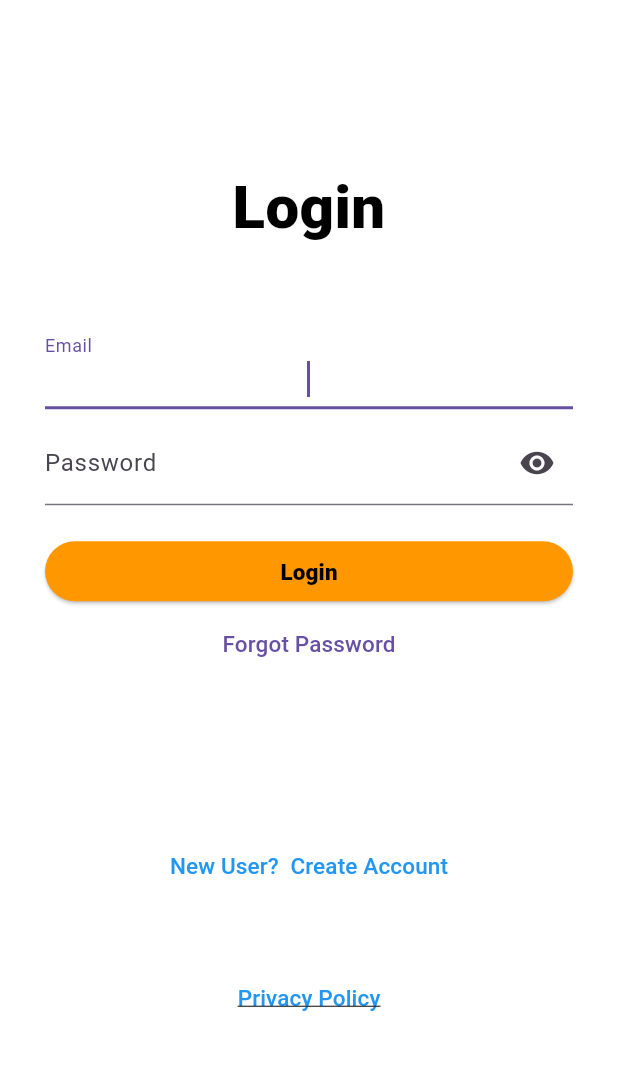
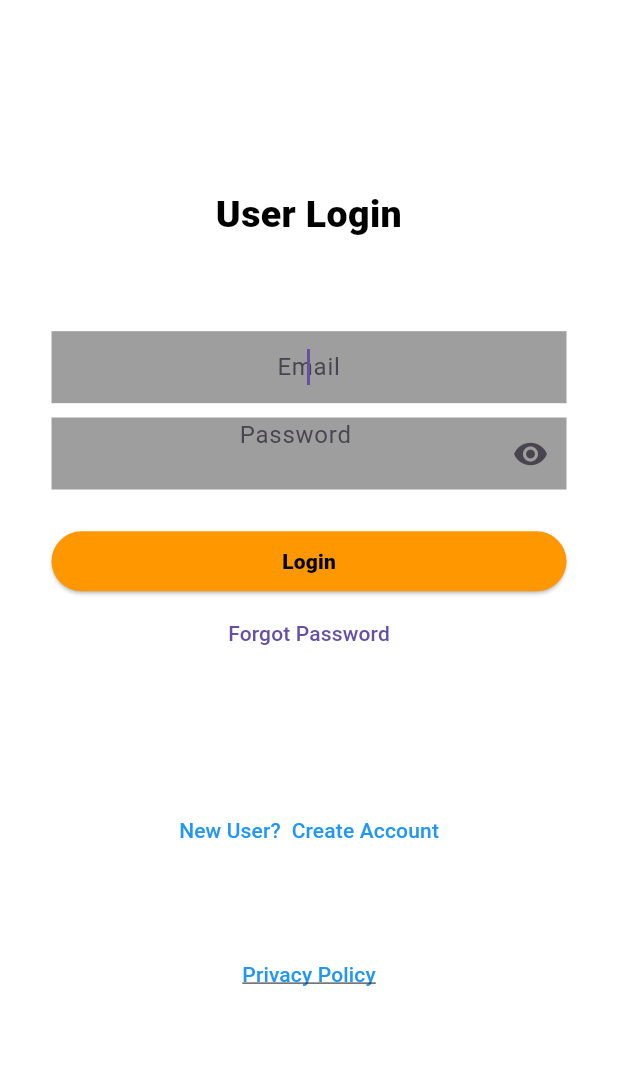
Before and after one commit to nathan-kane/deal_diligence, a Flutter app: the screen it shows after launch, on a phone screen of 412 x 824 dp, the part 61-1131 px from its top. Run offline on Flutter 3.47's test engine with Material 3 defaults, Android fonts, the phone set to English and light mode, and no system bars; our stand-ins replace cloud_firestore, dartz, equatable, firebase_auth, firebase_core, flutter_credit_card and 12 more; missing offline and left inert: add_2_calendar, flutter_stripe, googleapis; accounts and stored records are empty.

Commit message:
Added responsive UI to all of the files that needed it.

```diff
--- a/lib/main.dart
+++ b/lib/main.dart
@@ -9,6 +9,7 @@ import 'package:deal_diligence/screens/login_screen.dart';
 import 'package:firebase_core/firebase_core.dart';
 import 'package:flutter/material.dart';
 import 'package:flutter_riverpod/flutter_riverpod.dart';
+import 'package:flutter_screenutil/flutter_screenutil.dart';
 import 'package:flutter_stripe/flutter_stripe.dart';
 import 'package:flutter_dotenv/flutter_dotenv.dart';
 
@@ -37,11 +38,13 @@ class DealDiligence extends StatelessWidget {
 
   @override
   Widget build(BuildContext context) {
-    return MaterialApp(
-      debugShowCheckedModeBanner: false,
-      home: const LoginScreen(),
-                  navigatorKey: rootNavigatorKey,
+    return ScreenUtilInit(
+      child: MaterialApp(
+        debugShowCheckedModeBanner: false,
+        home: const LoginScreen(),
+                    navigatorKey: rootNavigatorKey,
 
+      ),
     );
   }
 }
--- a/lib/screens/add_event_screen.dart
+++ b/lib/screens/add_event_screen.dart
@@ -18,6 +18,7 @@ import 'package:deal_diligence/screens/appointment_calendar.dart';
 import 'package:deal_diligence/screens/widgets/add_all_calendars.dart';
 import 'package:flutter/material.dart';
 import 'package:flutter_riverpod/flutter_riverpod.dart';
+import 'package:flutter_screenutil/flutter_screenutil.dart';
 import 'package:intl/intl.dart';
 
 String? currentEventId = "";
@@ -163,7 +164,7 @@ class _AddEventScreenState extends ConsumerState<AddEventScreen> {
       body: SafeArea(
         child: SingleChildScrollView(
           child: Padding(
-            padding: const EdgeInsets.all(20.0),
+            padding: EdgeInsets.symmetric(horizontal: 30.sp),
             child: Column(
               children: <Widget>[
                 const Text(
--- a/lib/screens/company_screen.dart
+++ b/lib/screens/company_screen.dart
@@ -17,6 +17,7 @@ import 'package:deal_diligence/screens/main_screen.dart';
 import 'package:deal_diligence/screens/user_profile_screen.dart';
 import 'package:flutter/material.dart';
 import 'package:flutter_riverpod/flutter_riverpod.dart';
+import 'package:flutter_screenutil/flutter_screenutil.dart';
 import 'package:mask_text_input_formatter/mask_text_input_formatter.dart';
 
 final companyRef = FirebaseFirestore.instance.collection(('company'));
@@ -174,7 +175,7 @@ class _CompanyScreenState extends ConsumerState<CompanyScreen> {
       body: SafeArea(
         child: SingleChildScrollView(
           child: Padding(
-            padding: const EdgeInsets.all(20.0),
+            padding: EdgeInsets.symmetric(horizontal: 30.sp),
             child: Column(
               children: <Widget>[
                 const Text(
--- a/lib/screens/list_of_clients.dart
+++ b/lib/screens/list_of_clients.dart
@@ -14,6 +14,7 @@ import 'package:deal_diligence/constants.dart' as constants;
 import 'package:deal_diligence/screens/client_profile_screen.dart';
 import 'package:flutter/material.dart';
 import 'package:flutter_riverpod/flutter_riverpod.dart';
+import 'package:flutter_screenutil/flutter_screenutil.dart';
 
 final FirestoreService firestoreService = FirestoreService();
 
@@ -43,7 +44,7 @@ class _ClientsScreenState extends ConsumerState<ListOfClientsScreen> {
                         itemCount: snapshot.data?.size,
                         itemBuilder: (context, index) {
                           return Padding(
-                            padding: const EdgeInsets.all(8.0),
+                            padding: EdgeInsets.symmetric(horizontal: 30.sp),
                             child: ListTile(
                               isThreeLine: true,
                               title: Row(
--- a/lib/screens/login_screen.dart
+++ b/lib/screens/login_screen.dart
@@ -18,6 +18,7 @@ import 'package:deal_diligence/screens/widgets/my_appbar.dart';
 import 'package:firebase_auth/firebase_auth.dart';
 import 'package:flutter/material.dart';
 import 'package:flutter_riverpod/flutter_riverpod.dart';
+import 'package:flutter_screenutil/flutter_screenutil.dart';
 import 'package:url_launcher/url_launcher.dart';
 
 final usersRef = FirebaseFirestore.instance.collection('users');
@@ -243,47 +244,58 @@ class _LoginScreenState extends ConsumerState<LoginScreen> {
       resizeToAvoidBottomInset: false, // This fixes the keyboard white space
       body: SafeArea(
         child: Padding(
-          padding: const EdgeInsets.only(left: 30, right: 30),
+          padding: EdgeInsets.symmetric(horizontal: 30.sp, vertical: 0.sp),
           child: Column(
             mainAxisSize: MainAxisSize.max,
             mainAxisAlignment: MainAxisAlignment.center,
             crossAxisAlignment: CrossAxisAlignment.stretch,
             children: <Widget>[
               const Text(
-                'Login',
+                'User Login',
                 style: TextStyle(
                   color: Colors.black,
                   fontWeight: FontWeight.w900,
-                  fontSize: 40.0,
+                  fontSize: 25.0,
                 ),
                 textAlign: TextAlign.center,
               ),
-              const SizedBox(
-                height: 50,
+              SizedBox(
+                height: 50.h,
               ),
-              TextField(
+              Container(
+                color: Colors.grey,
+                child: TextField(
+                  //style: TextStyle(fontSize: 12.sp),
                   autofocus: true,
                   keyboardType: TextInputType.emailAddress,
                   textAlign: TextAlign.center,
+                  decoration: InputDecoration(
+                    contentPadding: EdgeInsets.symmetric(horizontal: 10.w),
+                    border: InputBorder.none,
+                    hintText: 'Email',
+                    errorText: loginFail ? 'incorrect email' : null,
+                  ),
                   onChanged: (value) {
                     email = value;
                   },
-                decoration: InputDecoration(
-                  labelText: 'Email',
-                  errorText: loginFail ? 'incorrect email' : null,
                 ),
               ),
-              const SizedBox(
-                height: 8.0,
+              SizedBox(
+                height: 8.h,
               ),
-              TextField(
+              Container(
+                color: Colors.grey,
+                child: TextField(
+                  //style: TextStyle(fontSize: 12.sp),
                   obscureText: passwordVisible,
                   textAlign: TextAlign.center,
                   onChanged: (value) {
                     password = value;
                   },
                   decoration: InputDecoration(
-                  labelText: 'Password',
+                    contentPadding: EdgeInsets.symmetric(horizontal: 30.w),
+                    border: InputBorder.none,
+                    hintText: 'Password',
                     errorText: loginFail ? 'incorrect passwowrd' : null,
                     suffixIcon: IconButton(
                       onPressed: () {
@@ -299,8 +311,9 @@ class _LoginScreenState extends ConsumerState<LoginScreen> {
                     ),
                   ),
                 ),
-              const SizedBox(
-                height: 20.0,
+              ),
+              SizedBox(
+                height: 20.h,
               ),
               ElevatedButton(
                   onPressed: () async {
@@ -393,14 +406,15 @@ class _LoginScreenState extends ConsumerState<LoginScreen> {
                               errorMessage,
                               style: const TextStyle(
                                   color: Colors.black,
+                                  //fontSize: 11.sp,
                                   fontWeight: FontWeight.w900),
                             ),
                           ),
                           behavior: SnackBarBehavior.floating,
                           margin: EdgeInsets.only(
                             bottom: MediaQuery.of(context).size.height - 100,
-                            left: 10,
-                            right: 10,
+                            left: 20.sp,
+                            right: 20.sp,
                           ),
                           backgroundColor: Colors.redAccent,
                         )));
@@ -410,31 +424,30 @@ class _LoginScreenState extends ConsumerState<LoginScreen> {
                   style: ElevatedButton.styleFrom(
                     backgroundColor: Colors.orange,
                     shape: RoundedRectangleBorder(
-                      borderRadius: BorderRadius.circular(50),
+                      borderRadius: BorderRadius.circular(20),
                     ),
                   ),
                   child: const Text(
                     "Login",
                     style: TextStyle(
                         fontWeight: FontWeight.w900,
-                        color: Colors.black,
-                        fontSize: 15),
+                        color: Colors.black),
                   )),
               TextButton(
                 child: const Text(
                   'Forgot Password',
-                  style: TextStyle(fontSize: 15),
+                  //style: TextStyle(fontSize: 10.sp),
                 ),
                 onPressed: () => Navigator.of(context).push(MaterialPageRoute(
                     builder: (context) => const ResetPasswordScreen())),
               ),
-              const SizedBox(
-                height: 100.0,
+              SizedBox(
+                height: 70.h,
               ),
               TextButton(
                 child: const Text(
                   'New User?  Create Account',
-                  style: TextStyle(fontSize: 15, color: Colors.blue),
+                  style: TextStyle(color: Colors.blue),
                 ),
                 // onPressed: () => Navigator.of(context).push(MaterialPageRoute(
                 //     builder: (context) => const AddPaymentViaCard())),
@@ -446,14 +459,14 @@ class _LoginScreenState extends ConsumerState<LoginScreen> {
                       builder: (context) => const UserRegisterScreen()));
                 },
               ),
-              const SizedBox(
-                height: 40,
+              SizedBox(
+                height: 40.h,
               ),
               TextButton(
                 child: const Text(
                   'Privacy Policy',
                   style: TextStyle(
-                      fontSize: 15,
+                      //fontSize: 10.sp,
                       color: Colors.blue,
                       decoration: TextDecoration.underline),
                 ),
--- a/lib/screens/mortgage_calculator.dart
+++ b/lib/screens/mortgage_calculator.dart
@@ -7,6 +7,7 @@
 import 'dart:math';
 
 import 'package:flutter/material.dart';
+import 'package:flutter_screenutil/flutter_screenutil.dart';
 
 class MortgageCalculatorScreen extends StatefulWidget {
   const MortgageCalculatorScreen({super.key});
@@ -33,7 +34,7 @@ class _MortgageCalculatorScreenState extends State<MortgageCalculatorScreen> {
       ),
       body: SafeArea(
         child: Padding(
-          padding: const EdgeInsets.all(16.0),
+          padding: EdgeInsets.symmetric(horizontal: 30.sp),
           child: Column(
             crossAxisAlignment: CrossAxisAlignment.center,
             children: [
--- a/lib/screens/privacy_policy_screen.dart
+++ b/lib/screens/privacy_policy_screen.dart
@@ -1,4 +1,5 @@
 import 'package:flutter/material.dart';
+import 'package:flutter_screenutil/flutter_screenutil.dart';
 
 class PrivacyPolicyScreen extends StatelessWidget {
   const PrivacyPolicyScreen({super.key});
@@ -11,7 +12,7 @@ class PrivacyPolicyScreen extends StatelessWidget {
       ),
       body: SafeArea(
         child: SingleChildScrollView(
-          padding: const EdgeInsets.all(16.0),
+          padding: EdgeInsets.symmetric(horizontal: 30.sp),
           child: Column(
             crossAxisAlignment: CrossAxisAlignment.start,
             children: [
--- a/lib/screens/reset_password.dart
+++ b/lib/screens/reset_password.dart
@@ -12,6 +12,7 @@ import 'package:flutter/material.dart';
 //import 'package:deal_diligence/components/rounded_button.dart';
 // import 'package:deal_diligence/constants.dart';
 import 'package:firebase_auth/firebase_auth.dart';
+import 'package:flutter_screenutil/flutter_screenutil.dart';
 //import 'package:deal_diligence/screens/agent_dash_board.dart';
 // import 'package:cloud_firestore/cloud_firestore.dart';
 // import 'package:firebase_messaging/firebase_messaging.dart';
@@ -37,6 +38,8 @@ class _ResetPasswordScreenState extends State<ResetPasswordScreen> {
       backgroundColor: Colors.white,
       //appBar: CustomAppBar(),
       body: SafeArea(
+        child: Padding(
+          padding: EdgeInsets.symmetric(horizontal: 30.sp),
           child: Column(
             mainAxisAlignment: MainAxisAlignment.center,
             crossAxisAlignment: CrossAxisAlignment.stretch,
@@ -75,6 +78,7 @@ class _ResetPasswordScreenState extends State<ResetPasswordScreen> {
             ],
           ),
         ),
+      ),
     );
   }
 }
--- a/lib/screens/user_profile_screen.dart
+++ b/lib/screens/user_profile_screen.dart
@@ -7,7 +7,7 @@
 // ignore_for_file: no_leading_underscores_for_local_identifiers, use_key_in_widget_constructors
 
 import 'package:cloud_firestore/cloud_firestore.dart';
-import 'package:deal_diligence/Providers/company_provider.dart';
+//import 'package:deal_diligence/Providers/company_provider.dart';
 //import 'dart:io';
 //import 'package:deal_diligence/Providers/company_provider.dart';
 import 'package:deal_diligence/Providers/global_provider.dart';
@@ -20,6 +20,7 @@ import 'package:deal_diligence/screens/main_screen.dart';
 import 'package:firebase_auth/firebase_auth.dart';
 import 'package:flutter/material.dart';
 import 'package:flutter_riverpod/flutter_riverpod.dart';
+import 'package:flutter_screenutil/flutter_screenutil.dart';
 import 'package:google_sign_in/google_sign_in.dart';
 // import 'package:mailer/mailer.dart';
 // import 'package:mailer/smtp_server.dart';
@@ -325,7 +326,7 @@ class _UserProfileScreenState extends ConsumerState<UserProfileScreen> {
       body: SafeArea(
         child: SingleChildScrollView(
           child: Padding(
-            padding: const EdgeInsets.all(20.0),
+            padding: EdgeInsets.symmetric(horizontal: 30.sp),
             child: Column(
               children: <Widget>[
                 const Text(
--- a/lib/screens/user_register_screen.dart
+++ b/lib/screens/user_register_screen.dart
@@ -11,6 +11,7 @@ import 'package:flutter/material.dart';
 //import 'package:firebase_auth/firebase_auth.dart';
 import 'package:deal_diligence/Providers/global_provider.dart';
 import 'package:flutter_riverpod/flutter_riverpod.dart';
+import 'package:flutter_screenutil/flutter_screenutil.dart';
 import 'package:modal_progress_hud_nsn/modal_progress_hud_nsn.dart';
 // import 'package:deal_diligence/screens/verify_email.dart';
 import 'package:deal_diligence/Providers/user_provider.dart';
@@ -83,7 +84,7 @@ class _UserRegisterScreenState extends ConsumerState<UserRegisterScreen> {
         child: ModalProgressHUD(
           inAsyncCall: showSpinner,
           child: Padding(
-            padding: const EdgeInsets.symmetric(horizontal: 24.0),
+            padding: EdgeInsets.symmetric(horizontal: 30.sp),
             // Set the logo below
             child: Column(
               mainAxisAlignment: MainAxisAlignment.center,
--- a/pubspec.yaml
+++ b/pubspec.yaml
@@ -68,6 +68,7 @@ dependencies:
   dartz:
   equatable:
   fluttertoast:
+  flutter_screenutil: ^5.9.3
 
 dev_dependencies:
   flutter_test:
```
Also changed, not shown: lib/screens/client_profile_screen.dart (+5 -4 lines), lib/screens/inspector_profile_screen.dart (+6 -5 lines), lib/screens/list_of_appraiser_companies.dart (+2 -5 lines), lib/screens/list_of_inspector_companies.dart (+3 -5 lines), lib/screens/list_of_mortgage_companies.dart (+3 -5 lines), lib/screens/list_of_title_companies.dart (+3 -5 lines), lib/screens/list_of_trxns.dart (+40 -8 lines), lib/screens/title_company_screen.dart (+6 -5 lines), lib/screens/transaction_detail_screen.dart (+13 -16 lines), pubspec.lock. Lines whose indentation alone changed are shown as unchanged.
